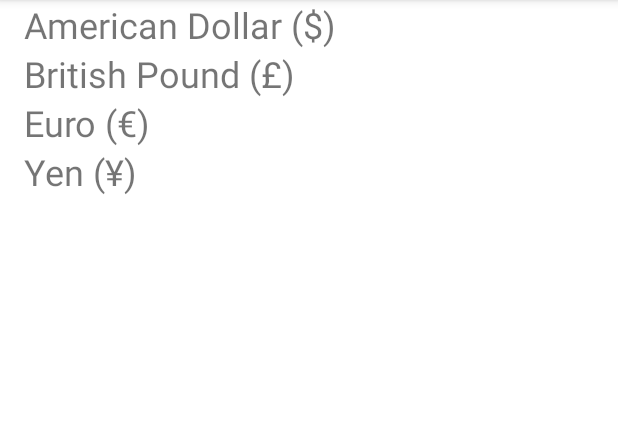
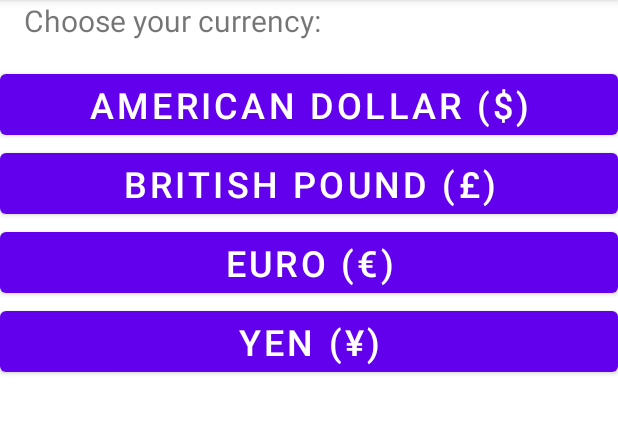
Before and after one commit to LeandroQuintans/Lazy-Wallet, an Android app: the WalletCurrencyChooseFragment screen opened through its navigation route, on a phone screen of 412 x 824 dp, the part 84-517 px from its top. Run offline under Robolectric (Android 15) with nearby library versions, the phone set to English and light mode, and no system bars; our stand-ins replace Room's generated code, data binding; 1 statement that could not run was skipped.

Commit message:
changed from a TextView to a Button for the currency list

```diff
--- a/app/src/main/java/com/leandroquintans/lazywallet/Util.kt
+++ b/app/src/main/java/com/leandroquintans/lazywallet/Util.kt
@@ -1,6 +1,9 @@
 package com.leandroquintans.lazywallet
 
+import android.widget.Button
 import android.widget.TextView
 import androidx.recyclerview.widget.RecyclerView
 
 class TextItemViewHolder(val textView: TextView): RecyclerView.ViewHolder(textView)
+
+class ButtonItemViewHolder(val button: Button): RecyclerView.ViewHolder(button)
--- a/app/src/main/java/com/leandroquintans/lazywallet/adapters/WalletCurrencyAdapter.kt
+++ b/app/src/main/java/com/leandroquintans/lazywallet/adapters/WalletCurrencyAdapter.kt
@@ -2,13 +2,13 @@ package com.leandroquintans.lazywallet.adapters
 
 import android.view.LayoutInflater
 import android.view.ViewGroup
-import android.widget.TextView
+import android.widget.Button
 import androidx.recyclerview.widget.RecyclerView
+import com.leandroquintans.lazywallet.ButtonItemViewHolder
 import com.leandroquintans.lazywallet.R
-import com.leandroquintans.lazywallet.TextItemViewHolder
 import com.leandroquintans.lazywallet.db.entities.WalletEntity
 
-class WalletCurrencyAdapter: RecyclerView.Adapter<TextItemViewHolder>() {
+class WalletCurrencyAdapter: RecyclerView.Adapter<ButtonItemViewHolder>() {
     var data = WalletEntity.Currency.values()
     set(value) {
         field = value
@@ -17,14 +17,15 @@ class WalletCurrencyAdapter: RecyclerView.Adapter<TextItemViewHolder>() {
 
     override fun getItemCount() = data.size
 
-    override fun onBindViewHolder(holder: TextItemViewHolder, position: Int) {
+    override fun onBindViewHolder(holder: ButtonItemViewHolder, position: Int) {
         val item = data[position]
-        holder.textView.text = item.verboseName
+        holder.button.text = item.verboseName
+        holder.button.setOnClickListener {  }
     }
 
-    override fun onCreateViewHolder(parent: ViewGroup, viewType: Int): TextItemViewHolder {
+    override fun onCreateViewHolder(parent: ViewGroup, viewType: Int): ButtonItemViewHolder {
         val layoutInflater = LayoutInflater.from(parent.context)
-        val view = layoutInflater.inflate(R.layout.text_item_view, parent, false) as TextView
-        return TextItemViewHolder(view)
+        val view = layoutInflater.inflate(R.layout.currency_button_item_view, parent, false) as Button
+        return ButtonItemViewHolder(view)
     }
 }
--- /dev/null
+++ b/app/src/main/res/layout/currency_button_item_view.xml
@@ -0,0 +1,9 @@
+<?xml version="1.0" encoding="utf-8"?>
+<Button xmlns:android="http://schemas.android.com/apk/res/android"
+    xmlns:app="http://schemas.android.com/apk/res-auto"
+    android:layout_width="match_parent"
+    android:layout_height="wrap_content"
+    android:paddingStart="16dp"
+    android:paddingEnd="16dp"
+    android:textSize="24sp"
+    app:elevation="0dp" />
--- a/app/src/main/res/layout/fragment_wallet_currency_choose.xml
+++ b/app/src/main/res/layout/fragment_wallet_currency_choose.xml
@@ -11,10 +11,19 @@
     </data>
 
     <LinearLayout
-        android:id="@+id/walletLinear"
+        android:id="@+id/currencyChooseLinear"
         android:layout_width="match_parent"
         android:layout_height="match_parent"
         android:orientation="vertical">
+
+        <TextView
+            android:id="@+id/chooseCurrencyLabelText"
+            android:layout_width="match_parent"
+            android:layout_height="wrap_content"
+            android:text="@string/chooseCurrencyText"
+            android:textSize="20sp"
+            android:layout_marginBottom="16dp"
+            android:layout_marginLeft="16dp" />
 
         <androidx.recyclerview.widget.RecyclerView
             android:id="@+id/currency_list"
--- a/app/src/main/res/values/strings.xml
+++ b/app/src/main/res/values/strings.xml
@@ -9,4 +9,5 @@
     <string name="noWalletFoundCreateButton">Create wallet</string>
     <string name="noWalletFoundText">You don\'t have any wallets</string>
     <string name="costLabelText">Cost:</string>
+    <string name="chooseCurrencyText">Choose your currency:</string>
 </resources>
```
